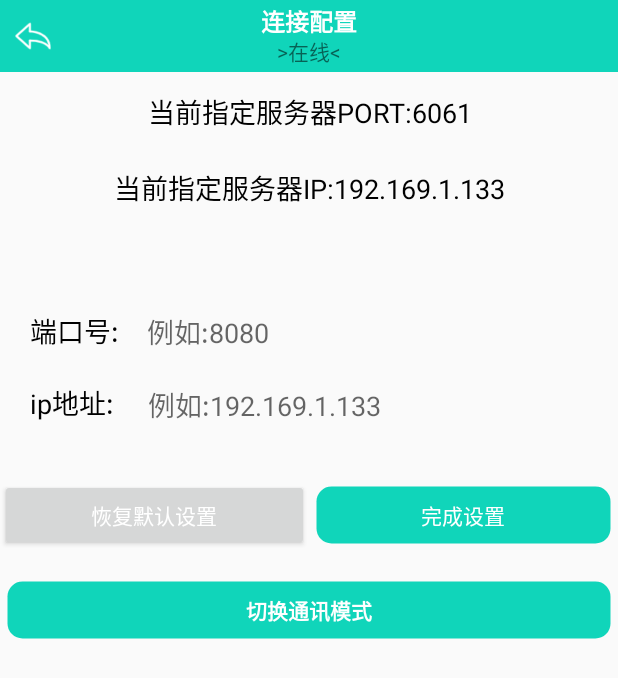
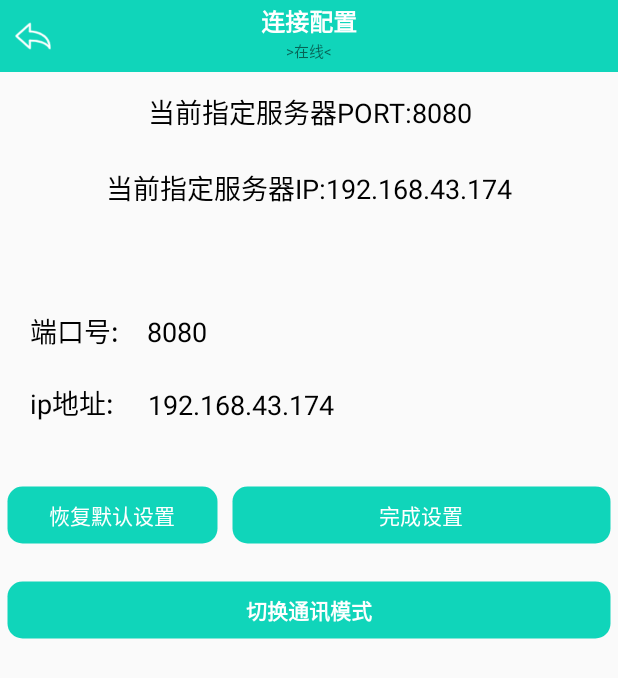
Before and after one commit to ljr7822/AndroidSocketTcpClient, an Android app: the screen it shows after launch (setActivity), after a tap on an icon or button, on a phone screen of 412 x 824 dp. Shown: the top 678 px of the screen. Run offline under Robolectric (Android 15) with nearby library versions, the phone set to English and light mode, and no system bars.

Commit message:
修改按钮样式、完善输入逻辑

```diff
--- a/app/src/main/java/com/example/sockettcpclient/BaseActivity.java
+++ b/app/src/main/java/com/example/sockettcpclient/BaseActivity.java
@@ -2,6 +2,7 @@ package com.example.sockettcpclient;
 
 import android.content.Context;
 import android.content.Intent;
+import android.content.SharedPreferences;
 import android.os.Build;
 import android.util.Log;
 import android.view.View;
@@ -47,6 +48,26 @@ public class BaseActivity extends AppCompatActivity {
         mIvSetting.setVisibility(isShowSetting ? View.VISIBLE : View.GONE);
 
     }
+
+    /**
+     * 读取ip
+     */
+    public String readIp(){
+        SharedPreferences preferences = getSharedPreferences("data", Context.MODE_PRIVATE);
+        String title = preferences.getString("ip","192.168.43.174");
+        return title;
+    }
+
+    /**
+     * 读取端口
+     */
+    public int readPort(){
+        SharedPreferences preferences = getSharedPreferences("data", Context.MODE_PRIVATE);
+        int title = preferences.getInt("port",8080);
+        return title;
+    }
+
+
 
     /**
      * 状态栏颜色
--- a/app/src/main/java/com/example/sockettcpclient/MainActivity.java
+++ b/app/src/main/java/com/example/sockettcpclient/MainActivity.java
@@ -1,8 +1,10 @@
 package com.example.sockettcpclient;
 
 
+import android.content.Context;
 import android.content.DialogInterface;
 import android.content.Intent;
+import android.content.SharedPreferences;
 import android.os.Build;
 import android.os.Bundle;
 import android.text.TextUtils;
@@ -42,7 +44,7 @@ import java.util.Scanner;
 public class MainActivity extends BaseActivity {
 
     private Switch mSwitch;
-    private Prompt mPrompt;
+    private Prompt mPrompt = new Prompt();
     private ActivityMainBinding mBinding;
     List<Msg> msgList = new ArrayList<>();
     MsgAdapter adapter;
@@ -50,6 +52,7 @@ public class MainActivity extends BaseActivity {
     public static boolean connectState = false;
     private ImageView mIvSetting;
     private ImageView mIvBack;
+    private String port;
 
     @Override
     protected void onCreate(Bundle savedInstanceState) {
@@ -57,13 +60,15 @@ public class MainActivity extends BaseActivity {
         mBinding = ActivityMainBinding.inflate(getLayoutInflater());
         setContentView(mBinding.getRoot());
 
+        port = String.valueOf(readPort());
         // 初始化标题导航栏
-        initNavBar(false,"192.168.43.174","8080",true);
+        initNavBar(false,readIp(),port,true);
         // 状态栏颜色
         if (Build.VERSION.SDK_INT >= Build.VERSION_CODES.LOLLIPOP) {
             setWindow(getWindow());
         }
 
+        // 适配器配置
         LinearLayoutManager layoutManager = new LinearLayoutManager(this);
         mBinding.msgRecyclerView.setLayoutManager(layoutManager);
         adapter = new MsgAdapter(msgList);
@@ -72,15 +77,16 @@ public class MainActivity extends BaseActivity {
         // 设置页面跳转
         setting(MainActivity.this);
 
-
+        // 消息发送按钮点击事件
         mBinding.send.setOnClickListener(new View.OnClickListener() {
             @Override
             public void onClick(View v) {
                 String content = mBinding.inputText.getText().toString();
                 if ("".equals(content)){
                     // TODO
+                    mPrompt.setToast(MainActivity.this,"请输入内容!");
                 }else {
-                    Msg msg = new Msg(content,0);
+                    Msg msg = new Msg(content,1);
                     msgList.add(msg);
                     adapter.notifyItemChanged(msgList.size()-1);//当有新消息时，刷新ListView中的显示
                     mBinding.msgRecyclerView.scrollToPosition(msgList.size()-1);//将ListView定位到最后一行
@@ -90,4 +96,5 @@ public class MainActivity extends BaseActivity {
             }
         });
     }
+
 }
--- a/app/src/main/java/com/example/sockettcpclient/setActivity.java
+++ b/app/src/main/java/com/example/sockettcpclient/setActivity.java
@@ -37,6 +37,7 @@ public class setActivity extends BaseActivity {
         }
         init();
         back();
+        read();
 
         // 点击修改配置
         mSetStart.setOnClickListener(new View.OnClickListener() {
--- a/app/src/main/res/layout/activity_set.xml
+++ b/app/src/main/res/layout/activity_set.xml
@@ -136,6 +136,7 @@
             android:layout_marginStart="16dp"
             android:layout_marginLeft="16dp"
             android:hint="@string/configurationPort"
+            android:inputType="number"
             android:textColor="@color/black"
             android:textSize="18sp"
             android:background="@drawable/edi_shap"
@@ -167,6 +168,7 @@
             android:layout_marginBottom="16dp"
             android:hint="@string/configurationIp"
             android:textSize="18dp"
+            android:inputType="phone"
             android:textColor="@color/black"
             android:background="@drawable/edi_shap"
             app:layout_constraintBottom_toBottomOf="parent"
@@ -192,13 +194,14 @@
 
         <Button
             android:id="@+id/set_default"
-            android:layout_width="0dp"
+            android:layout_width="150dp"
             android:layout_height="wrap_content"
+            android:background="@drawable/setbut_bac"
             android:text="恢复默认设置"
             android:textColor="@color/white"
             app:layout_constraintBottom_toBottomOf="parent"
             app:layout_constraintEnd_toStartOf="@+id/set_end"
-            app:layout_constraintHorizontal_bias="0.5"
+            app:layout_constraintHorizontal_bias="0.3"
             app:layout_constraintStart_toStartOf="parent"
             app:layout_constraintTop_toTopOf="parent" />
 
@@ -211,7 +214,7 @@
             android:textColor="@color/white"
             app:layout_constraintBottom_toBottomOf="@+id/set_default"
             app:layout_constraintEnd_toEndOf="parent"
-            app:layout_constraintHorizontal_bias="0.5"
+            app:layout_constraintHorizontal_bias="0.7"
             app:layout_constraintStart_toEndOf="@+id/set_default"
             app:layout_constraintTop_toTopOf="@+id/set_default" />
 
--- a/app/src/main/res/layout/msg_item.xml
+++ b/app/src/main/res/layout/msg_item.xml
@@ -5,7 +5,7 @@
     android:orientation="vertical"
     android:layout_width="match_parent"
     android:layout_height="wrap_content"
-    android:padding="10dp">
+    android:padding="8dp">
 
     <androidx.constraintlayout.widget.ConstraintLayout
         android:id="@+id/left_layout"
@@ -15,7 +15,7 @@
 
         <LinearLayout
             android:layout_width="wrap_content"
-            android:layout_height="wrap_content"
+            android:layout_height="match_parent"
             android:layout_gravity="left"
             android:background="@drawable/recvcontenthui16"
             app:layout_constraintBottom_toBottomOf="parent"
@@ -57,7 +57,7 @@
 
         <LinearLayout
             android:layout_width="wrap_content"
-            android:layout_height="wrap_content"
+            android:layout_height="match_parent"
             android:layout_gravity="right"
             android:background="@drawable/sendcontentqq16"
             app:layout_constraintBottom_toBottomOf="parent"
--- a/app/src/main/res/layout/nav_bar.xml
+++ b/app/src/main/res/layout/nav_bar.xml
@@ -31,7 +31,8 @@
         android:layout_height="wrap_content"
         android:layout_gravity="center"
         android:layout_marginTop="10dp"
-        android:text="TextView" />
+        android:text="TextView"
+        android:textSize="@dimen/smallTitleSize"/>
 
     <ImageView
         android:id="@+id/iv_setting"
--- a/app/src/main/res/values/dimen.xml
+++ b/app/src/main/res/values/dimen.xml
@@ -9,5 +9,6 @@
     <dimen name="titleSize">16dp</dimen>
     <dimen name="itemFontSize">15dp</dimen>
     <dimen name="iconImgSize">48dp</dimen>
-    <dimen name="marginBottom">10dp</dimen>
+    <dimen name="marginBottom">1dp</dimen>
+    <dimen name="smallTitleSize">10dp</dimen>
 </resources>
```
Also changed, not shown: app/src/main/res/drawable/setbut4.xml (added, +7 -0 lines), app/src/main/res/drawable/setbut5.xml (added, +7 -0 lines), app/src/main/res/drawable/setbut6.xml (added, +7 -0 lines), app/src/main/res/drawable/setbut_bar_dev.xml (added, +8 -0 lines), 1 other file.
